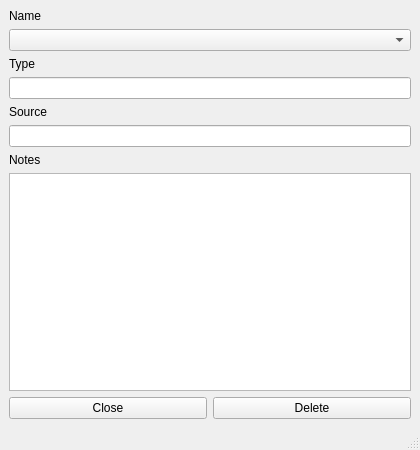
This is Ui_Files/TraitEdit.ui in Jhecks/Character-sheet as Qt 5 draws it before an edit. The edited form follows.
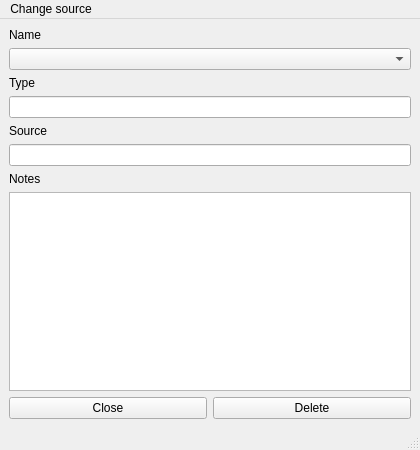
This is the edited form.

Diff of the .ui file:
```diff
--- a/Ui_Files/TraitEdit.ui
+++ b/Ui_Files/TraitEdit.ui
@@ -80,6 +80,12 @@
      <height>21</height>
     </rect>
    </property>
+   <widget class="QMenu" name="menuChange_source">
+    <property name="title">
+     <string>Change source</string>
+    </property>
+   </widget>
+   <addaction name="menuChange_source"/>
   </widget>
   <widget class="QStatusBar" name="statusbar"/>
  </widget>
```
Left out of the diff: 61 changed lines with no effect on the pictures.
